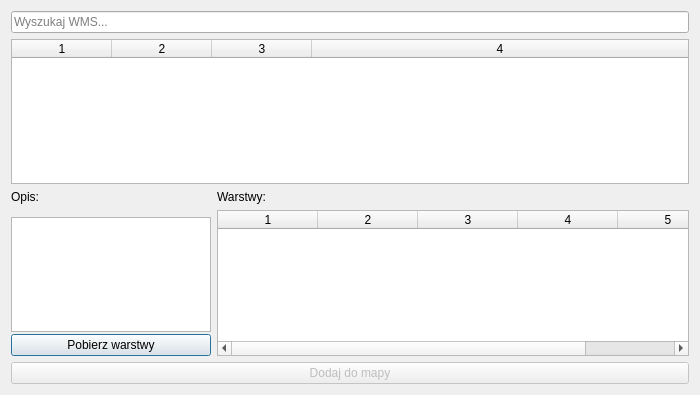
Qt form gissupport_plugin/modules/wms/baza_wms_dialog_base.ui (gis-support/gis-support-plugin) before a commit.
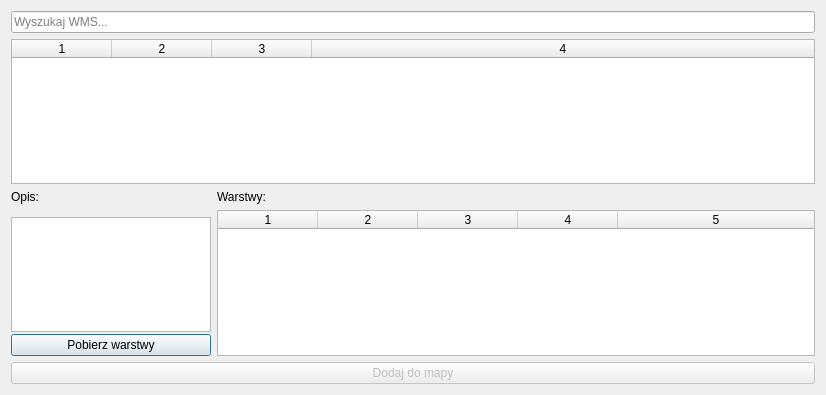
The same form after that commit.

Commit message: adjusted tables column widths

```diff
--- a/gissupport_plugin/modules/wms/baza_wms_dialog_base.ui
+++ b/gissupport_plugin/modules/wms/baza_wms_dialog_base.ui
@@ -6,7 +6,7 @@
    <rect>
     <x>0</x>
     <y>0</y>
-    <width>700</width>
+    <width>826</width>
     <height>395</height>
    </rect>
   </property>
```
The commit also changes 1 other file.
